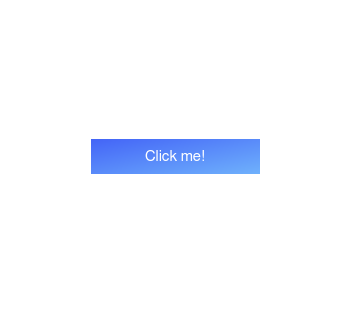
Old version of the form click.ui in the repository KY64/pyqt-sample-file.
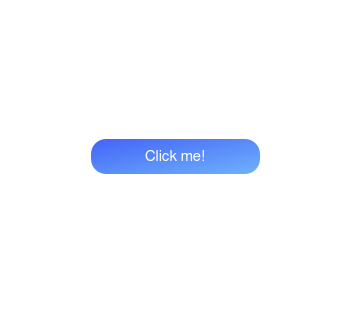
New version of the form.

Diff of the .ui file:
```diff
--- a/click.ui
+++ b/click.ui
@@ -35,7 +35,7 @@
       <string notr="true">QPushButton {
 background: qlineargradient(x1:0, y0:0, x2:1, y2:1, stop:0 #4364F7, stop:1 #6FB1FC);
 border: none;
-border-radius: 18px;
+border-radius: 15px;
 padding: 10px;
 color: white;
 font: 11pt;
```
